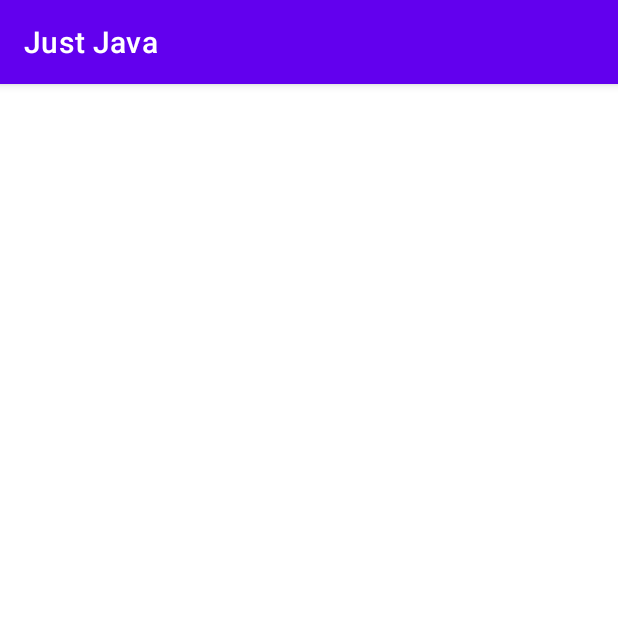
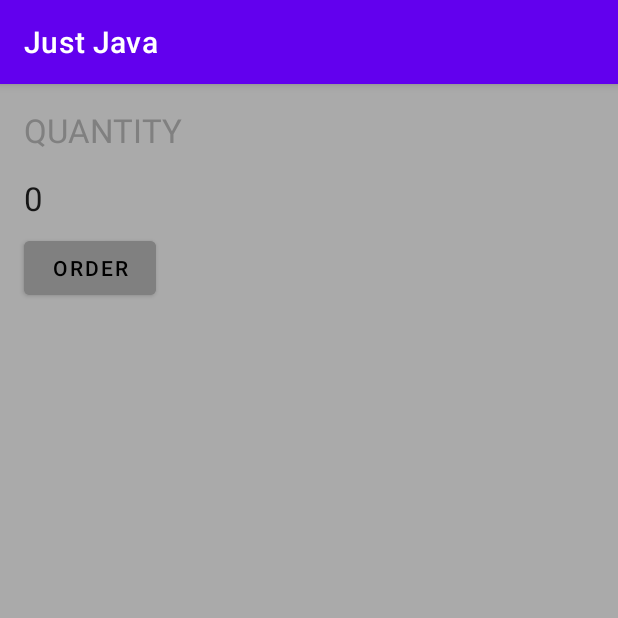
Before and after one commit to NarutoBratishka/Android-cost-calculator, an Android app: the screen it shows after launch (MainActivity), on a phone screen of 412 x 824 dp, the top half of it. Run offline under Robolectric (Android 15) with nearby library versions, the phone set to English and light mode, and no system bars.

Commit message:
create linear layout

```diff
--- a/app/src/main/res/layout/activity_main.xml
+++ b/app/src/main/res/layout/activity_main.xml
@@ -1,9 +1,40 @@
 <?xml version="1.0" encoding="utf-8"?>
-<androidx.constraintlayout.widget.ConstraintLayout xmlns:android="http://schemas.android.com/apk/res/android"
+<LinearLayout
+    xmlns:android="http://schemas.android.com/apk/res/android"
     xmlns:app="http://schemas.android.com/apk/res-auto"
     xmlns:tools="http://schemas.android.com/tools"
     android:layout_width="match_parent"
     android:layout_height="match_parent"
-    tools:context=".MainActivity">
+    tools:context=".MainActivity"
+    android:orientation="vertical"
+    android:background="@android:color/darker_gray"
+    android:padding="8dp">
 
-</androidx.constraintlayout.widget.ConstraintLayout>
+    <TextView
+        android:layout_width="wrap_content"
+        android:layout_height="wrap_content"
+        android:text="@string/quantity_text"
+        android:textAppearance="@style/TextAppearance.AppCompat.Large"
+        android:layout_margin="8dp"
+        android:textAllCaps="true"
+        android:textColor="@android:color/tertiary_text_dark"/>
+
+    <TextView
+        android:id="@+id/summary"
+        android:layout_width="wrap_content"
+        android:layout_height="wrap_content"
+        android:text="@string/result_text"
+        android:textAppearance="@style/TextAppearance.AppCompat.Large"
+        android:layout_margin="8dp"/>
+
+    <Button
+        android:id="@+id/order_button"
+        android:layout_width="wrap_content"
+        android:layout_height="wrap_content"
+        android:text="@string/button_text"
+        android:textColor="@android:color/black"
+        android:backgroundTint="@android:color/tertiary_text_dark"
+        android:layout_marginLeft="8sp"/>
+
+
+</LinearLayout>
```
Also changed, not shown: 1 other file.
